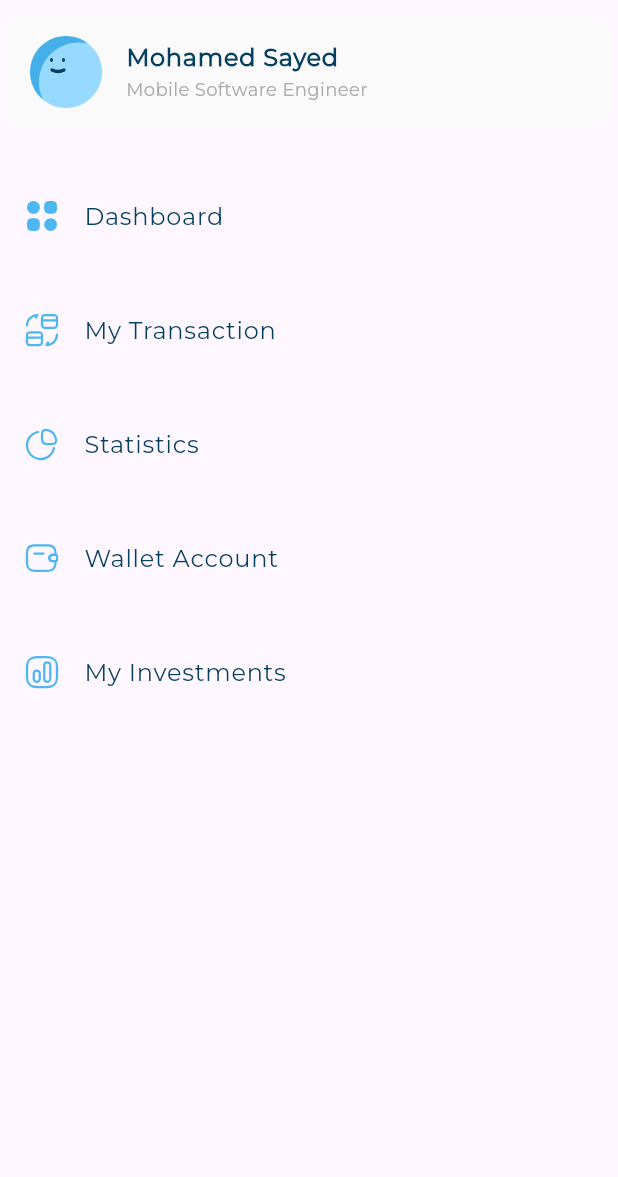
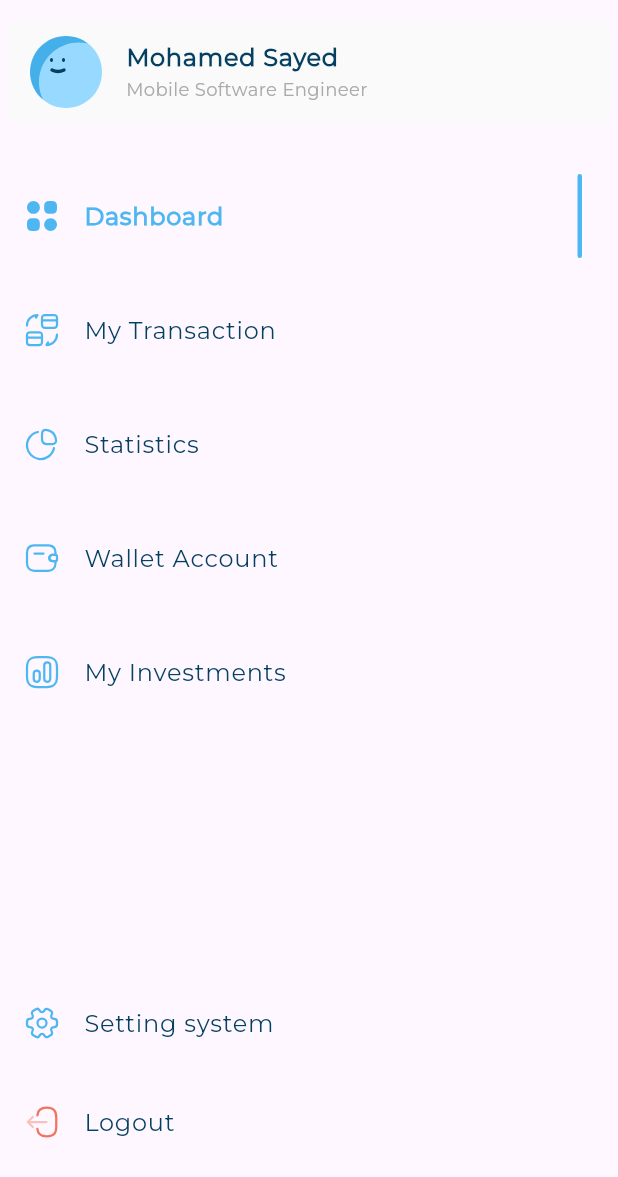
Before and after one commit to MohamedSayedBayoumy/responsive_dashbord, a Flutter app: the CustomDrawer widget shown alone on an empty page, opened directly, on a phone screen of 412 x 824 dp. Shown: the top 1177 px of the screen. Run offline on Flutter 3.47's test engine with Material 3 defaults, Android fonts, the phone set to English and light mode, and no system bars; our stand-ins replace flutter_svg.

Commit message:
finish drawer ..

```diff
--- a/lib/core/utils/app_styles.dart
+++ b/lib/core/utils/app_styles.dart
@@ -47,4 +47,10 @@ abstract class AppStyles {
     fontFamily: "Montserrat",
     fontWeight: FontWeight.w600,
   );
+  static const TextStyle styleBold16 = TextStyle(
+    fontSize: 16,
+    color: Color(0xff4EB7F2),
+    fontFamily: "Montserrat",
+    fontWeight: FontWeight.bold,
+  );
 }
--- a/lib/views/widgets/custom_drawer.dart
+++ b/lib/views/widgets/custom_drawer.dart
@@ -5,22 +5,31 @@ import '../../models/drawer_item.dart';
 import 'custom_drawer_item.dart';
 import 'user_info.dart';
 
-class CustomDrawer extends StatelessWidget {
+class CustomDrawer extends StatefulWidget {
   const CustomDrawer({super.key});
 
-  static const List<DrawerItemMode> listItems = [
-    DrawerItemMode(avatar: Assets.imagesDashBorad, title: "Dashboard"),
-    DrawerItemMode(avatar: Assets.imagesTransaction, title: "My Transaction"),
-    DrawerItemMode(avatar: Assets.imagesGraph, title: "Statistics"),
-    DrawerItemMode(avatar: Assets.imagesWallet2, title: "Wallet Account"),
-    DrawerItemMode(avatar: Assets.imagesStatistics, title: "My Investments"),
+  @override
+  State<CustomDrawer> createState() => _CustomDrawerState();
+}
+
+class _CustomDrawerState extends State<CustomDrawer> {
+  List<DrawerItemMode> listItems = [
+    const DrawerItemMode(avatar: Assets.imagesDashBorad, title: "Dashboard"),
+    const DrawerItemMode(
+        avatar: Assets.imagesTransaction, title: "My Transaction"),
+    const DrawerItemMode(avatar: Assets.imagesGraph, title: "Statistics"),
+    const DrawerItemMode(avatar: Assets.imagesWallet2, title: "Wallet Account"),
+    const DrawerItemMode(
+        avatar: Assets.imagesStatistics, title: "My Investments"),
   ];
 
+  int currentIndex = 0;
   @override
   Widget build(BuildContext context) {
-    return Column(
-      children: [
-        const Padding(
+    return CustomScrollView(
+      slivers: [
+        const SliverToBoxAdapter(
+          child: Padding(
             padding: EdgeInsets.symmetric(vertical: 8.0),
             child: UserInfoWidget(
               avatar: Assets.imagesAvatar2,
@@ -28,16 +37,46 @@ class CustomDrawer extends StatelessWidget {
               subtitle: "Mobile Software Engineer",
             ),
           ),
-        ListView.builder(
+        ),
+        SliverList.builder(
           itemCount: listItems.length,
-          physics: const NeverScrollableScrollPhysics(),
-          shrinkWrap: true,
-          itemBuilder: (context, index) => Padding(
+          itemBuilder: (context, index) => InkWell(
+            onTap: () {
+              if (currentIndex != index) {
+                currentIndex = index;
+                setState(() {});
+              }
+            },
+            child: Padding(
               padding: const EdgeInsets.only(top: 20.0),
               child: CustomDrawerItem(
                 avatar: listItems[index].avatar,
                 title: listItems[index].title,
+                isActive: currentIndex == index,
               ),
+            ),
+          ),
+        ),
+        const SliverFillRemaining(
+          hasScrollBody: false,
+          child: Column(
+            children: [
+              Expanded(child: SizedBox()),
+              CustomDrawerItem(
+                avatar: Assets.imagesSetting2,
+                title: "Setting system",
+                isActive: false,
+              ),
+              SizedBox(height: 10.0),
+              CustomDrawerItem(
+                avatar: Assets.imagesLogout,
+                title: "Logout",
+                isActive: false,
+              ),
+              SizedBox(
+                height: 48,
+              ),
+            ],
           ),
         ),
       ],
--- a/lib/views/widgets/custom_drawer_item.dart
+++ b/lib/views/widgets/custom_drawer_item.dart
@@ -7,9 +7,11 @@ class CustomDrawerItem extends StatelessWidget {
     super.key,
     required this.avatar,
     required this.title,
+    required this.isActive,
   });
 
   final String avatar, title;
+  final bool isActive;
 
   @override
   Widget build(BuildContext context) {
@@ -17,8 +19,18 @@ class CustomDrawerItem extends StatelessWidget {
       leading: SvgPicture.asset(avatar),
       title: Text(
         title,
-        style: AppStyles.styleRegular16,
+        style:
+            isActive == true ? AppStyles.styleBold16 : AppStyles.styleRegular16,
       ),
+      trailing: isActive == true
+          ? Container(
+              width: 3,
+              decoration: BoxDecoration(
+                color: const Color(0xff4EB7F2),
+                borderRadius: BorderRadius.circular(5.0),
+              ),
+            )
+          : null,
     );
   }
 }
```
Lines whose indentation alone changed are shown as unchanged.
